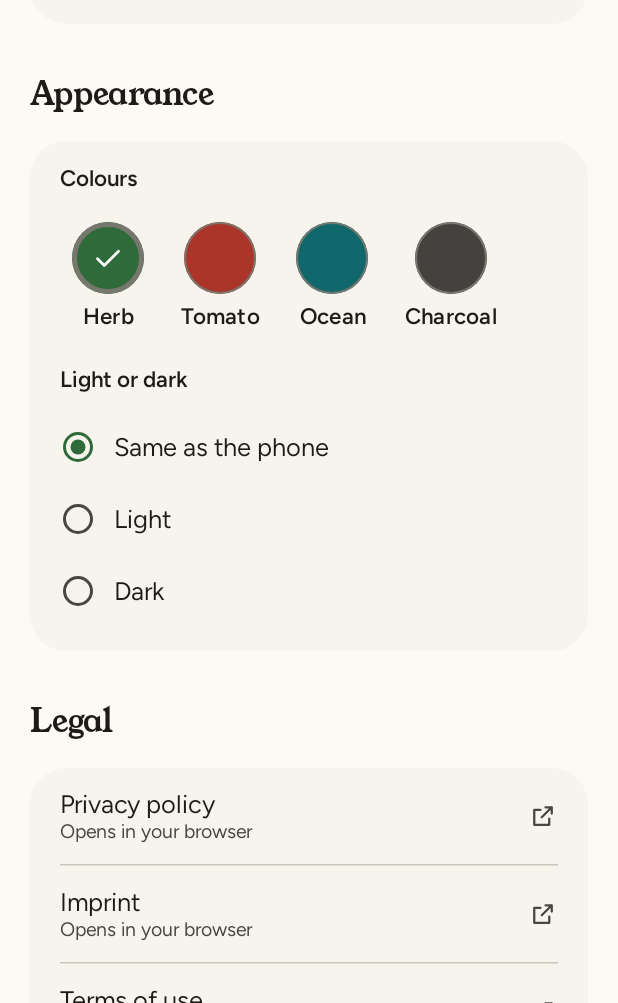
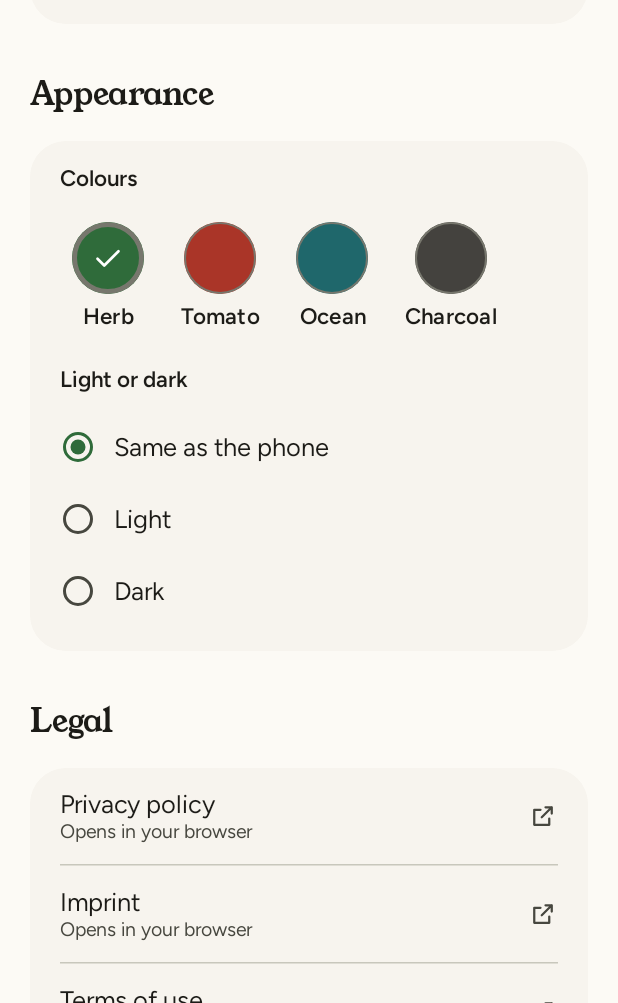
Before and after one commit to comdotlinux/recipes, an Android app built with Jetpack Compose: the SettingsScreen screen opened through its navigation route, scrolled down 532 dp, on a phone screen of 412 x 824 dp, the part 233-1236 px from its top. Run offline under Robolectric (Android 15) with nearby library versions, the phone set to English and light mode, and no system bars; our stand-ins replace Compose Multiplatform resources; libraries missing offline, so code that uses them is left out: io.github.vinceglb.filekit; pictures from the network do not load; 1 statement that could not run was skipped.

Commit message:
Make system bars and the launch window follow the app theme; calm Ocean dark
Android: enableEdgeToEdge styles come from the appearance preference and
change with it; the launch window has a paper background with a night
counterpart. iOS: the window's interface style follows the chosen mode.
Ocean's primary drops one chroma step (dark primary 7DD4D9).

```diff
--- a/androidApp/src/main/AndroidManifest.xml
+++ b/androidApp/src/main/AndroidManifest.xml
@@ -9,7 +9,7 @@
         android:dataExtractionRules="@xml/data_extraction_rules"
         android:label="@string/app_name"
         android:supportsRtl="true"
-        android:theme="@android:style/Theme.Material.NoActionBar"
+        android:theme="@style/Theme.Recipes"
         android:usesCleartextTraffic="false">
         <activity
             android:name=".MainActivity"
--- a/androidApp/src/main/kotlin/com/linux/recipes/android/MainActivity.kt
+++ b/androidApp/src/main/kotlin/com/linux/recipes/android/MainActivity.kt
@@ -1,12 +1,20 @@
 package com.linux.recipes.android
 
+import android.content.res.Configuration
+import android.graphics.Color
 import android.os.Bundle
 import androidx.activity.ComponentActivity
+import androidx.activity.SystemBarStyle
 import androidx.activity.compose.setContent
 import androidx.activity.enableEdgeToEdge
 import androidx.compose.runtime.CompositionLocalProvider
+import androidx.compose.runtime.LaunchedEffect
+import androidx.compose.runtime.collectAsState
+import androidx.compose.runtime.getValue
+import androidx.compose.ui.platform.LocalConfiguration
 import com.linux.recipes.App
 import com.linux.recipes.LocalAppGraph
+import com.linux.recipes.ui.theme.isDark
 import io.github.vinceglb.filekit.FileKit
 import io.github.vinceglb.filekit.dialogs.init
 import java.lang.ref.WeakReference
@@ -15,17 +23,36 @@ class MainActivity : ComponentActivity() {
     private val app get() = application as RecipesApplication
 
     override fun onCreate(savedInstanceState: Bundle?) {
-        enableEdgeToEdge()
+        // Before the first frame: the stored mode, so the bar icons never start in the wrong colour.
+        systemBars(app.graph.appearance.state.value.isDark(resources.configuration.isNight()))
         super.onCreate(savedInstanceState)
         FileKit.init(this)
         app.currentActivity = WeakReference(this)
         setContent {
+            val appearance by app.graph.appearance.state.collectAsState()
+            val dark = appearance.isDark(LocalConfiguration.current.isNight())
+            LaunchedEffect(dark) { systemBars(dark) }
             CompositionLocalProvider(LocalAppGraph provides app.graph) { App(app.graph) }
         }
     }
+
+    /** Status and navigation bar icons for the app's effective mode, not the phone's; the scrims are the library defaults. */
+    private fun systemBars(dark: Boolean) = enableEdgeToEdge(
+        statusBarStyle = if (dark) SystemBarStyle.dark(Color.TRANSPARENT) else SystemBarStyle.light(Color.TRANSPARENT, Color.TRANSPARENT),
+        navigationBarStyle = if (dark) SystemBarStyle.dark(DARK_SCRIM) else SystemBarStyle.light(LIGHT_SCRIM, DARK_SCRIM),
+    )
+
+    // What `isSystemInDarkTheme()` reads; androidApp has no direct compose-foundation dependency.
+    private fun Configuration.isNight() = uiMode and Configuration.UI_MODE_NIGHT_MASK == Configuration.UI_MODE_NIGHT_YES
 
     override fun onDestroy() {
         if (app.currentActivity?.get() === this) app.currentActivity = null
         super.onDestroy()
     }
+
+    private companion object {
+        // The values `enableEdgeToEdge()` uses by default for three-button navigation.
+        val LIGHT_SCRIM = Color.argb(0xe6, 0xFF, 0xFF, 0xFF)
+        val DARK_SCRIM = Color.argb(0x80, 0x1b, 0x1b, 0x1b)
+    }
 }
--- /dev/null
+++ b/androidApp/src/main/res/values-night/themes.xml
@@ -0,0 +1,8 @@
+<?xml version="1.0" encoding="utf-8"?>
+<resources>
+    <!-- Close to every palette's dark background (Herb 14130F, Tomato 141311, Ocean 121314, Charcoal 141412). -->
+    <style name="Theme.Recipes" parent="android:Theme.Material.NoActionBar">
+        <item name="android:windowBackground">@color/launch_background</item>
+    </style>
+    <color name="launch_background">#141412</color>
+</resources>
--- /dev/null
+++ b/androidApp/src/main/res/values/themes.xml
@@ -0,0 +1,9 @@
+<?xml version="1.0" encoding="utf-8"?>
+<resources>
+    <!-- The launch window before Compose draws: a neutral paper close to every palette's light background
+         (Herb FCFAF5, Tomato and Charcoal FAFAF9, Ocean F9FAFA). values-night holds the dark counterpart. -->
+    <style name="Theme.Recipes" parent="android:Theme.Material.Light.NoActionBar">
+        <item name="android:windowBackground">@color/launch_background</item>
+    </style>
+    <color name="launch_background">#FAFAF7</color>
+</resources>
```
Also changed, not shown: shared/src/commonMain/kotlin/com/linux/recipes/ui/theme/MorePalettes.kt (+19 -19 lines), 6 other files.
